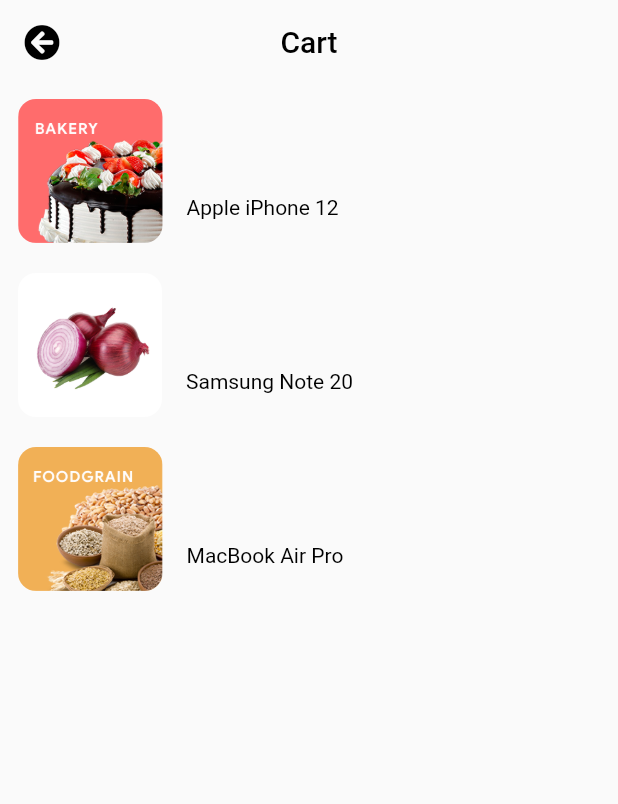
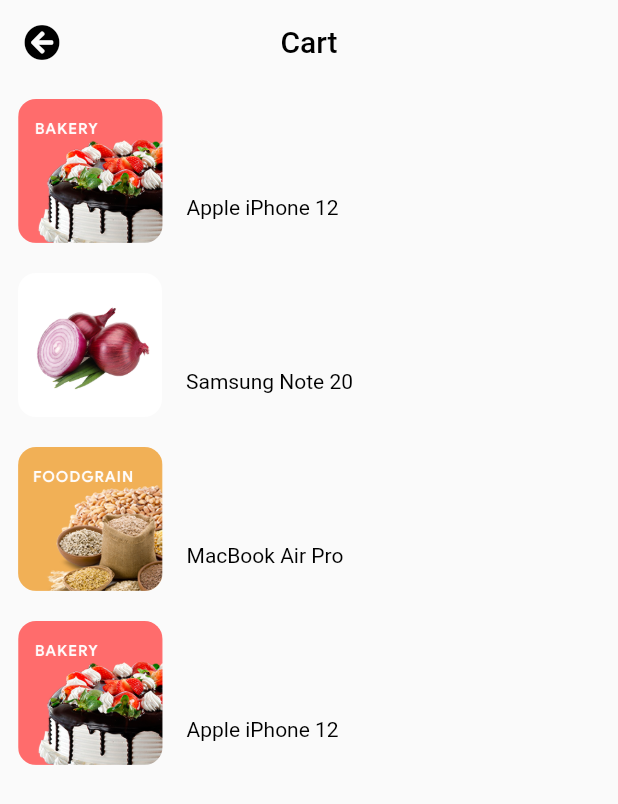
Before and after one commit to bhanu-73/ecommerce, a Flutter app: the CartPage screen opened directly, on a phone screen of 412 x 824 dp. Shown: the top 804 px of the screen. Run offline on Flutter 3.47's test engine with Material 2 defaults, Android fonts, the phone set to English and light mode, and no system bars; our stand-ins replace carousel_pro, font_awesome_flutter, google_fonts; missing offline and left inert: animation_wrappers.

Commit message:
small chage in cart page

```diff
--- a/lib/screens/ecommerce_pages/cartPage.dart
+++ b/lib/screens/ecommerce_pages/cartPage.dart
@@ -23,6 +23,8 @@ class _CartPageState extends State<CartPage> {
   List<int> count = [1, 1, 1];
   @override
   Widget build(BuildContext context) {
+    // items[0].img, items[1].img, items[2].img, items[3].img,
+
     List<Product> items = [
       Product(
           ImagesPath.bakImage, 'Apple iPhone 12', 'Electronics', '\$ 89900.00'),
@@ -30,6 +32,8 @@ class _CartPageState extends State<CartPage> {
           ImagesPath.oninonImg, 'Samsung Note 20', 'Mobiles', '\$ 69900.00'),
       Product(
           ImagesPath.foodImage, 'MacBook Air Pro', 'Laptops', '\$ 149900.00'),
+           Product(
+          ImagesPath.bakImage, 'Apple iPhone 12', 'Electronics', '\$ 69900.00'),
     ];
 
     return Scaffold(
@@ -62,6 +66,7 @@ class _CartPageState extends State<CartPage> {
                       children: [
                         ClipRRect(
                           borderRadius: BorderRadius.circular(Sizes.RADIUS_12),
+                          // Image.assets('Values')
                           child: Image.asset(
                             items[index].img,
                             height: 96.0,
```
